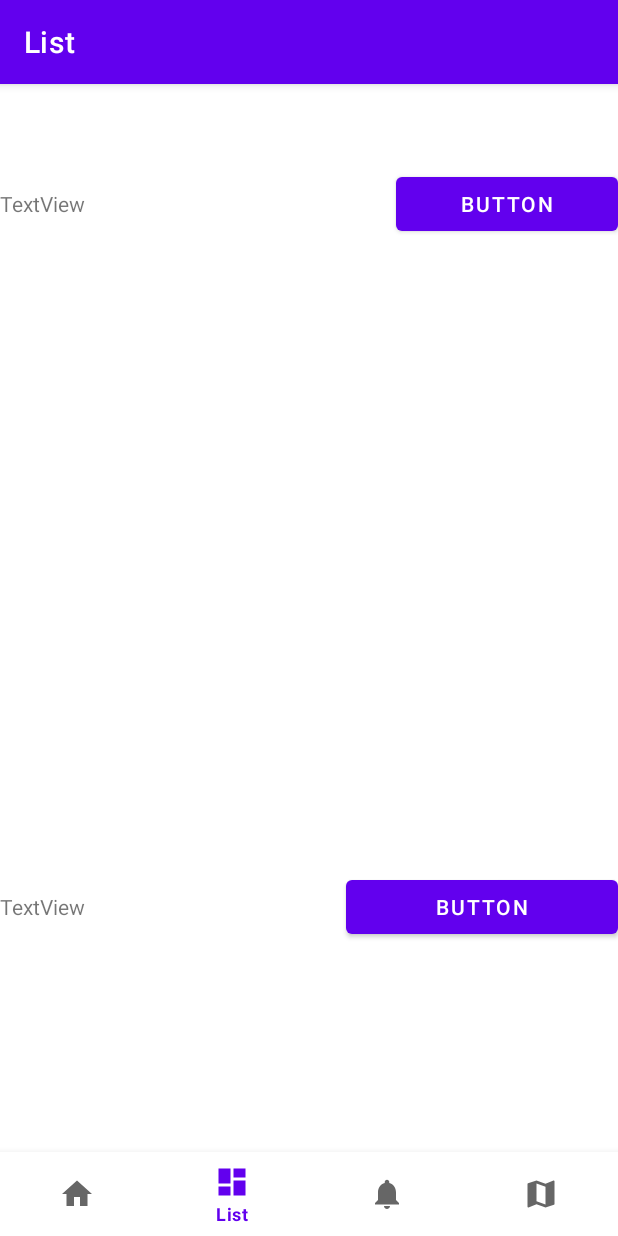
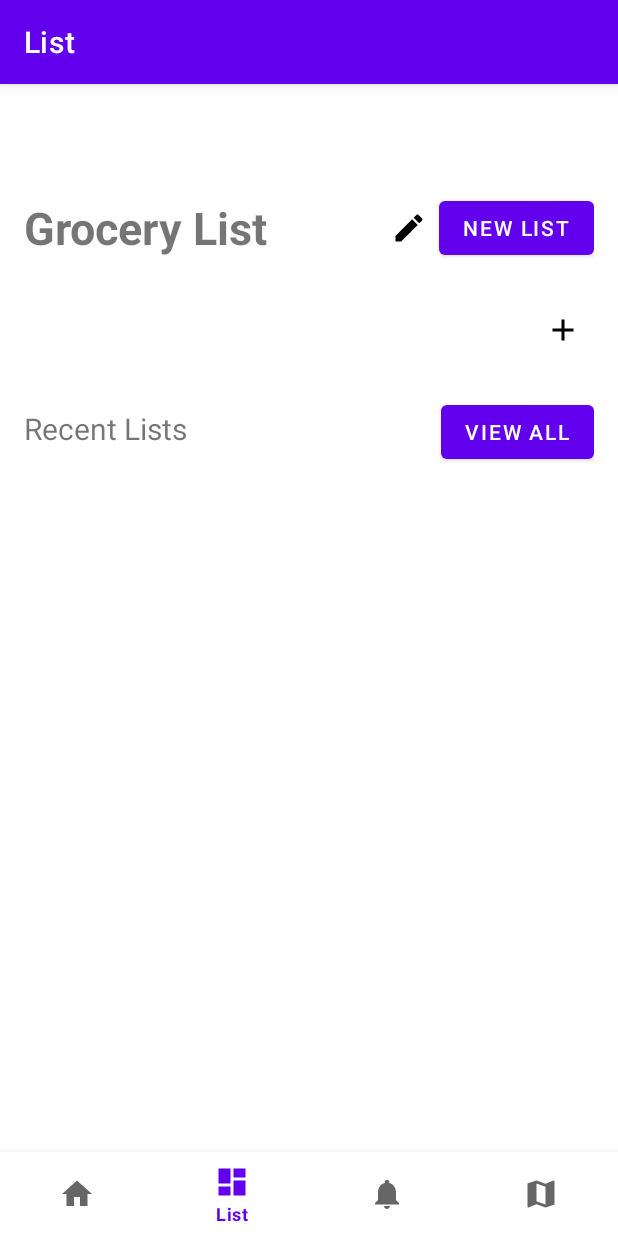
Before and after one commit to donglaiduan/GrocerEase, an Android app: the ListFragment screen opened through its navigation route, on a phone screen of 412 x 824 dp. Run offline under Robolectric (Android 15) with nearby library versions, the phone set to English and light mode, and no system bars; our stand-ins replace navigation-ui.

Commit message:
Created layout for fragment list. Can add items and list - beginning phase - still buggy

```diff
--- /dev/null
+++ b/app/src/main/java/com/cs407/grocerease/ui/list/CurrentListRecycleView.kt
@@ -0,0 +1,36 @@
+package com.cs407.grocerease.ui.list
+import android.view.LayoutInflater
+import android.view.View
+import android.view.ViewGroup
+import android.widget.Button
+import android.widget.ImageView
+import android.widget.TextView
+import androidx.recyclerview.widget.RecyclerView
+import com.cs407.grocerease.R
+
+class CurrentListRecycleView (
+    private val groceryItems: MutableList<GroceryItem>,
+    private val onDeleteClick: (Int) -> Unit
+) : RecyclerView.Adapter<CurrentListRecycleView.GroceryItemsView>() {
+
+    inner class GroceryItemsView(itemView: View) : RecyclerView.ViewHolder(itemView) {
+        val itemName: TextView = itemView.findViewById(R.id.ItemName)
+        val deleteButton: ImageView = itemView.findViewById(R.id.DeleteItemButton)
+    }
+
+    override fun onCreateViewHolder(parent: ViewGroup, viewType: Int): GroceryItemsView {
+        val view = LayoutInflater.from(parent.context).inflate(R.layout.item_grocery_list, parent, false)
+        return GroceryItemsView(view)
+    }
+
+    override fun onBindViewHolder(holder: GroceryItemsView, position: Int) {
+        val item = groceryItems[position]
+        holder.itemName.text = item.name
+        holder.deleteButton.setOnClickListener {
+            onDeleteClick(position)
+        }
+    }
+
+    override fun getItemCount(): Int = groceryItems.size
+
+}
--- /dev/null
+++ b/app/src/main/java/com/cs407/grocerease/ui/list/GroceryItem.kt
@@ -0,0 +1,6 @@
+package com.cs407.grocerease.ui.list
+
+data class GroceryItem(
+    var name: String,
+    var amount: Int
+)
--- a/app/src/main/java/com/cs407/grocerease/ui/list/ListFragment.kt
+++ b/app/src/main/java/com/cs407/grocerease/ui/list/ListFragment.kt
@@ -1,13 +1,17 @@
 package com.cs407.grocerease.ui.list
 
+import android.icu.text.Transliterator.Position
 import android.os.Bundle
 import android.view.LayoutInflater
 import android.view.View
 import android.view.ViewGroup
+import android.widget.LinearLayout
 import android.widget.TextView
 import androidx.fragment.app.Fragment
 import androidx.lifecycle.ViewModelProvider
+import androidx.recyclerview.widget.LinearLayoutManager
 import com.cs407.grocerease.databinding.FragmentListBinding
+import java.time.temporal.TemporalAmount
 
 class ListFragment : Fragment() {
 
@@ -17,22 +21,46 @@ class ListFragment : Fragment() {
     // onDestroyView.
     private val binding get() = _binding!!
 
+    //groceryItems
+    private val currentListItems = mutableListOf<GroceryItem>()
+    private lateinit var currentListRecycleView: CurrentListRecycleView
+
     override fun onCreateView(
         inflater: LayoutInflater,
         container: ViewGroup?,
         savedInstanceState: Bundle?
     ): View {
-        val listViewModel =
-            ViewModelProvider(this).get(ListViewModel::class.java)
 
         _binding = FragmentListBinding.inflate(inflater, container, false)
         val root: View = binding.root
 
-        val textView: TextView = binding.textList
-        listViewModel.text.observe(viewLifecycleOwner) {
-            textView.text = it
+        startListRecycle()
+
+        binding.AddItemButton.setOnClickListener{
+            addItem("Temp item")
         }
+
         return root
+    }
+
+    private fun startListRecycle() {
+        currentListRecycleView = CurrentListRecycleView(currentListItems) { position -> deleteItem(position) }
+        binding.GroceryListRecycleView.apply {
+            layoutManager = LinearLayoutManager(context)
+            adapter = currentListRecycleView
+        }
+    }
+
+    private fun addItem(itemName: String){
+        currentListItems.add(GroceryItem(itemName, 1))
+        currentListRecycleView.notifyItemInserted(currentListItems.size - 1)
+    }
+
+    private fun deleteItem(position: Int){
+        if (position >= 0 && position < currentListItems.size) {
+            currentListItems.removeAt(position)
+            currentListRecycleView.notifyItemRemoved(position)
+        }
     }
 
     override fun onDestroyView() {
--- /dev/null
+++ b/app/src/main/res/drawable/ic_delete_symbol.xml
@@ -0,0 +1,5 @@
+<vector xmlns:android="http://schemas.android.com/apk/res/android" android:height="24dp" android:tint="#000000" android:viewportHeight="24" android:viewportWidth="24" android:width="24dp">
+
+    <path android:fillColor="@android:color/white" android:pathData="M6,19h12v2H6z"/>
+
+</vector>
--- /dev/null
+++ b/app/src/main/res/drawable/ic_edit_symbol.xml
@@ -0,0 +1,5 @@
+<vector xmlns:android="http://schemas.android.com/apk/res/android" android:height="24dp" android:tint="#000000" android:viewportHeight="24" android:viewportWidth="24" android:width="24dp">
+
+    <path android:fillColor="@android:color/white" android:pathData="M3,17.25V21h3.75L17.81,9.94l-3.75,-3.75L3,17.25zM20.71,7.04c0.39,-0.39 0.39,-1.02 0,-1.41l-2.34,-2.34c-0.39,-0.39 -1.02,-0.39 -1.41,0l-1.83,1.83 3.75,3.75 1.83,-1.83z"/>
+
+</vector>
--- /dev/null
+++ b/app/src/main/res/drawable/plussymbol.xml
@@ -0,0 +1,5 @@
+<vector xmlns:android="http://schemas.android.com/apk/res/android" android:height="24dp" android:tint="#000000" android:viewportHeight="24" android:viewportWidth="24" android:width="24dp">
+
+    <path android:fillColor="@android:color/white" android:pathData="M19,13h-6v6h-2v-6H5v-2h6V5h2v6h6v2z"/>
+
+</vector>
--- a/app/src/main/res/layout/fragment_list.xml
+++ b/app/src/main/res/layout/fragment_list.xml
@@ -4,88 +4,94 @@
     xmlns:tools="http://schemas.android.com/tools"
     android:layout_width="match_parent"
     android:layout_height="match_parent"
-    tools:context=".ui.dashboard.DashboardFragment">
-
-    <LinearLayout
-        android:id="@+id/DashboardLayout"
-        android:layout_width="match_parent"
-        android:layout_height="match_parent"
-        android:orientation="vertical"
-        tools:layout_editor_absoluteY="14dp">
+    tools:context=".ui.list.ListFragment">
 
     <LinearLayout
         android:id="@+id/TopOfListLayout"
         android:layout_width="match_parent"
-            android:layout_height="49dp"
-            android:orientation="horizontal">
+        android:layout_height="wrap_content"
+        android:orientation="horizontal"
+        android:padding="16dp"
+        app:layout_constraintTop_toTopOf="parent">
 
         <TextView
             android:id="@+id/GroceryListTitleText"
-                android:layout_width="wrap_content"
+            android:layout_width="0dp"
             android:layout_height="wrap_content"
+            android:layout_gravity="center"
             android:layout_weight="1"
-                android:text="TextView" />
+            android:text="Grocery List"
+            android:textSize="30sp"
+            android:textStyle="bold"/>
 
-            <Space
-                android:layout_width="100dp"
-                android:layout_height="match_parent"
-                android:layout_weight="1" />
+        <ImageView
+            android:id="@+id/EditIcon"
+            android:layout_width="24dp"
+            android:layout_height="24dp"
+            android:layout_marginEnd="8dp"
+            android:layout_gravity="center"
+            android:src="@drawable/ic_edit_symbol" />
 
         <Button
             android:id="@+id/NewListButton"
             android:layout_width="wrap_content"
             android:layout_height="wrap_content"
-                android:layout_weight="1"
-                android:text="Button" />
+            android:text="New List" />
     </LinearLayout>
-
-        <ScrollView
-            android:id="@+id/GroceryListScroller"
-            android:layout_width="match_parent"
-            android:layout_height="419dp">
 
       <LinearLayout
         android:id="@+id/GroceryListLayout"
         android:layout_width="match_parent"
         android:layout_height="wrap_content"
-                android:orientation="vertical" />
-        </ScrollView>
+        android:orientation="horizontal"
+        android:padding="16dp"
+        app:layout_constraintTop_toBottomOf="@id/TopOfListLayout">
+
+          <androidx.recyclerview.widget.RecyclerView
+              android:id="@+id/GroceryListRecycleView"
+              android:layout_width="347dp"
+              android:layout_height="wrap_content" />
+
+          <ImageView
+              android:id="@+id/AddItemButton"
+              android:layout_width="24dp"
+              android:layout_height="24dp"
+              android:layout_marginEnd="8dp"
+              android:src="@drawable/plussymbol" />
+
+    </LinearLayout>
 
     <LinearLayout
         android:id="@+id/RecentListLayout"
         android:layout_width="match_parent"
         android:layout_height="wrap_content"
-            android:orientation="horizontal">
+        android:orientation="horizontal"
+        android:padding="16dp"
+        app:layout_constraintTop_toBottomOf="@+id/GroceryListLayout">
 
         <TextView
             android:id="@+id/RecentListText"
             android:layout_width="wrap_content"
             android:layout_height="wrap_content"
             android:layout_weight="1"
-                android:text="TextView" />
+            android:text="Recent Lists"
+            android:textSize="20sp" />
 
-            <Space
-                android:layout_width="wrap_content"
-                android:layout_height="wrap_content"
-                android:layout_weight="1" />
 
         <Button
             android:id="@+id/AllListButton"
             android:layout_width="wrap_content"
             android:layout_height="wrap_content"
-                android:layout_weight="1"
-                android:text="Button" />
+            android:text="View All" />
     </LinearLayout>
 
     <HorizontalScrollView
         android:layout_width="match_parent"
-            android:layout_height="213dp">
+        android:layout_height="200dp"
+        android:orientation="horizontal"
+        android:padding="16dp"
+        app:layout_constraintTop_toBottomOf="@+id/RecentListLayout">
 
-            <LinearLayout
-                android:layout_width="wrap_content"
-                android:layout_height="match_parent"
-                android:orientation="vertical" />
     </HorizontalScrollView>
-    </LinearLayout>
 
 </androidx.constraintlayout.widget.ConstraintLayout>
```
Also changed, not shown: app/src/main/res/layout/item_grocery_list.xml (added, +29 -0 lines). Lines whose indentation alone changed are shown as unchanged.
